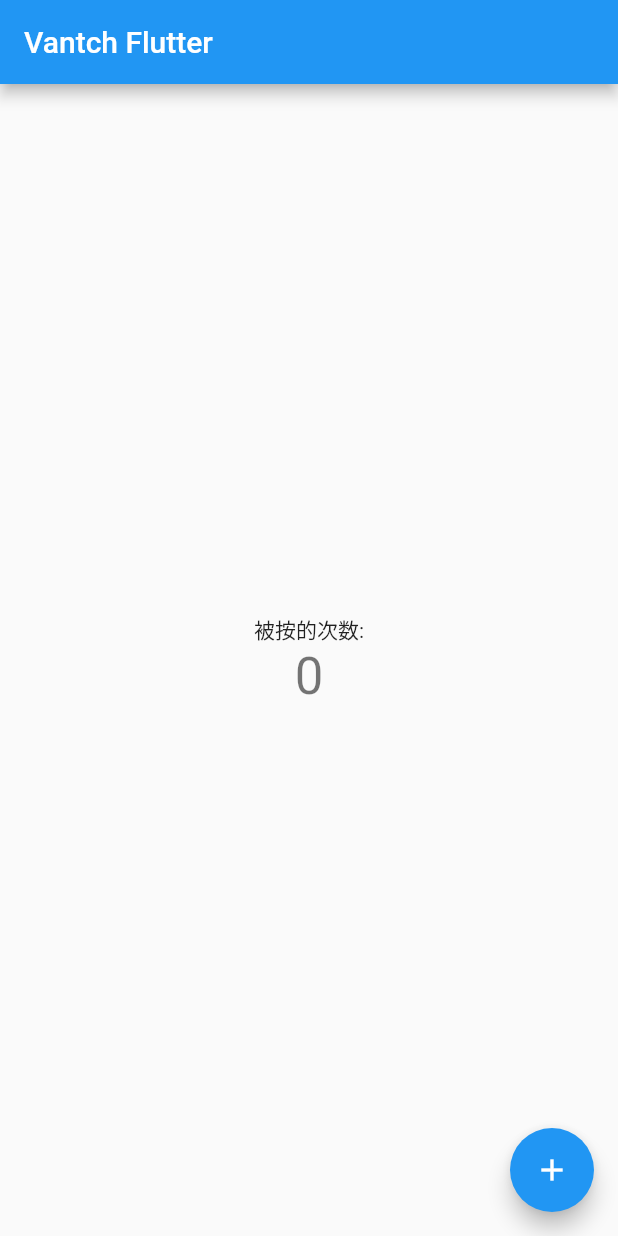
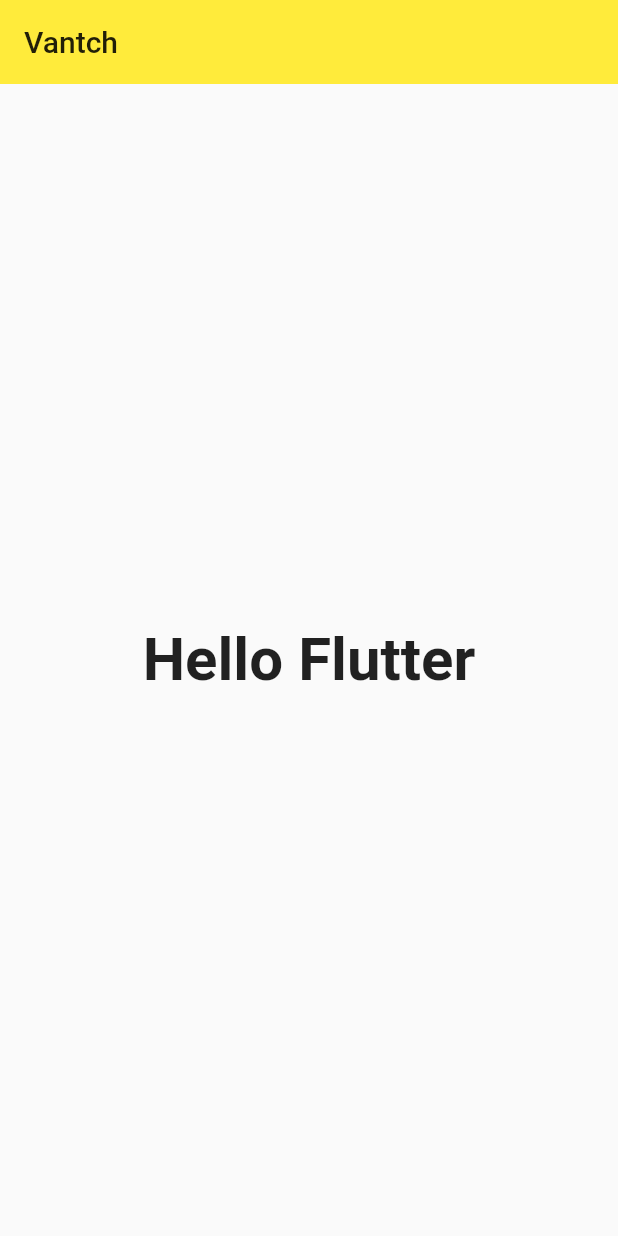
Before and after one commit to vantch/vantch-flutter, a Flutter app: the screen it shows after launch, on a phone screen of 412 x 824 dp. Run offline on Flutter 3.47's test engine with Material 2 defaults, Android fonts, the phone set to English and light mode, and no system bars.

Commit message:
更新主页：自定义小部件、引用material widget

```diff
--- a/lib/main.dart
+++ b/lib/main.dart
@@ -2,110 +2,38 @@ import 'package:flutter/material.dart';
 
 void main() => runApp(MyApp());
 
-class MyApp extends StatelessWidget {
-  // This widget is the root of your application.
+class MyApp extends StatelessWidget{
   @override
   Widget build(BuildContext context) {
     return MaterialApp(
-      title: 'Flutter Demo',
+      home: Scaffold(
+        appBar: AppBar(
+          title: Text('Vantch'),
+          elevation: 0.0,
+        ),
+        body: Hello(),
+      ),
+
       theme: ThemeData(
-        // This is the theme of your application.
-        //
-        // Try running your application with "flutter run". You'll see the
-        // application has a blue toolbar. Then, without quitting the app, try
-        // changing the primarySwatch below to Colors.green and then invoke
-        // "hot reload" (press "r" in the console where you ran "flutter run",
-        // or simply save your changes to "hot reload" in a Flutter IDE).
-        // Notice that the counter didn't reset back to zero; the application
-        // is not restarted.
-        primarySwatch: Colors.blue,
+        primarySwatch: Colors.yellow,
       ),
-      home: MyHomePage(title: 'Vantch Flutter'),
     );
   }
 }
 
-class MyHomePage extends StatefulWidget {
-  MyHomePage({Key key, this.title}) : super(key: key);
-
-  // This widget is the home page of your application. It is stateful, meaning
-  // that it has a State object (defined below) that contains fields that affect
-  // how it looks.
-
-  // This class is the configuration for the state. It holds the values (in this
-  // case the title) provided by the parent (in this case the App widget) and
-  // used by the build method of the State. Fields in a Widget subclass are
-  // always marked "final".
-
-  final String title;
-
-  @override
-  _MyHomePageState createState() => _MyHomePageState();
-}
-
-class _MyHomePageState extends State<MyHomePage> {
-  int _counter = 0;
-
-  void _incrementCounter() {
-    setState(() {
-      // This call to setState tells the Flutter framework that something has
-      // changed in this State, which causes it to rerun the build method below
-      // so that the display can reflect the updated values. If we changed
-      // _counter without calling setState(), then the build method would not be
-      // called again, and so nothing would appear to happen.
-      _counter++;
-    });
-  }
-
+class Hello extends StatelessWidget{
   @override
   Widget build(BuildContext context) {
-    // This method is rerun every time setState is called, for instance as done
-    // by the _incrementCounter method above.
-    //
-    // The Flutter framework has been optimized to make rerunning build methods
-    // fast, so that you can just rebuild anything that needs updating rather
-    // than having to individually change instances of widgets.
-    return Scaffold(
-      appBar: AppBar(
-        // Here we take the value from the MyHomePage object that was created by
-        // the App.build method, and use it to set our appbar title.
-        title: Text(widget.title),
-      ),
-      body: Center(
-        // Center is a layout widget. It takes a single child and positions it
-        // in the middle of the parent.
-        child: Column(
-          // Column is also layout widget. It takes a list of children and
-          // arranges them vertically. By default, it sizes itself to fit its
-          // children horizontally, and tries to be as tall as its parent.
-          //
-          // Invoke "debug painting" (press "p" in the console, choose the
-          // "Toggle Debug Paint" action from the Flutter Inspector in Android
-          // Studio, or the "Toggle Debug Paint" command in Visual Studio Code)
-          // to see the wireframe for each widget.
-          //
-          // Column has various properties to control how it sizes itself and
-          // how it positions its children. Here we use mainAxisAlignment to
-          // center the children vertically; the main axis here is the vertical
-          // axis because Columns are vertical (the cross axis would be
-          // horizontal).
-          mainAxisAlignment: MainAxisAlignment.center,
-          children: <Widget>[
-            Text(
-              '被按的次数:',
-            ),
-            Text(
-              '$_counter',
-              style: Theme.of(context).textTheme.display1,
-            ),
-          ],
+    return Center(
+      child: Text(
+        'Hello Flutter',
+        textDirection: TextDirection.ltr,
+        style: TextStyle(
+          fontSize: 40.0,
+          fontWeight: FontWeight.bold,
+          color: Colors.black87,
         ),
       ),
-      floatingActionButton: FloatingActionButton(
-        onPressed: _incrementCounter,
-        tooltip: 'Increment',
-        child: Icon(Icons.add),
-      ), // This trailing comma makes auto-formatting nicer for build methods.
     );
   }
 }
```
